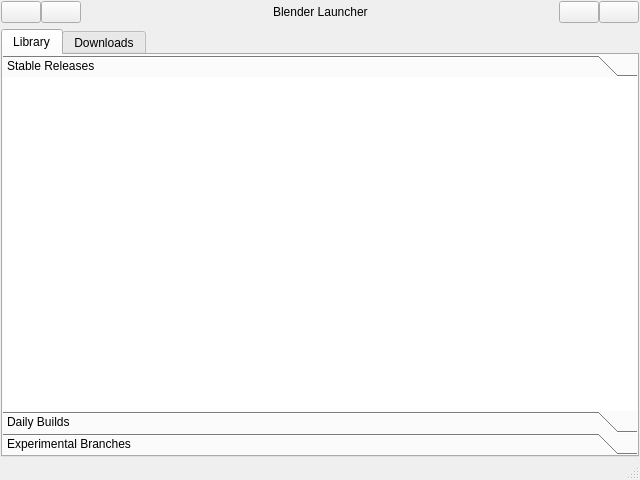
Old version of the form source/ui/main_window_design.ui in the repository DotBow/Blender-Launcher.
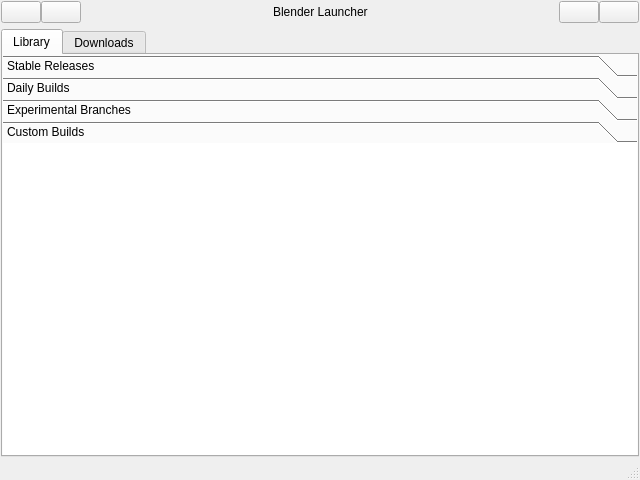
New version of the form. The open tabs and pages were chosen to show the change. Icons and pictures are not drawn.

Commit message: Add custom builds page

What changed in the file:
```diff
--- a/source/ui/main_window_design.ui
+++ b/source/ui/main_window_design.ui
@@ -175,7 +175,7 @@
              <x>0</x>
              <y>0</y>
              <width>632</width>
-             <height>291</height>
+             <height>267</height>
             </rect>
            </property>
            <attribute name="icon">
@@ -295,6 +295,40 @@
             </item>
            </layout>
           </widget>
+          <widget class="QWidget" name="LibraryCustomPage">
+           <attribute name="icon">
+            <iconset>
+             <normalon>:/resources/icons/page_closed.svg</normalon>
+            </iconset>
+           </attribute>
+           <attribute name="label">
+            <string>Custom Builds</string>
+           </attribute>
+           <layout class="QVBoxLayout" name="verticalLayout_10">
+            <property name="leftMargin">
+             <number>0</number>
+            </property>
+            <property name="topMargin">
+             <number>0</number>
+            </property>
+            <property name="rightMargin">
+             <number>0</number>
+            </property>
+            <property name="bottomMargin">
+             <number>0</number>
+            </property>
+            <item>
+             <widget class="QListWidget" name="LibraryCustomListWidget">
+              <property name="frameShape">
+               <enum>QFrame::NoFrame</enum>
+              </property>
+              <property name="sortingEnabled">
+               <bool>true</bool>
+              </property>
+             </widget>
+            </item>
+           </layout>
+          </widget>
          </widget>
         </item>
        </layout>
```
Left out of the diff: 4 changed lines with no effect on the pictures. The commit also changes 1 other file.
